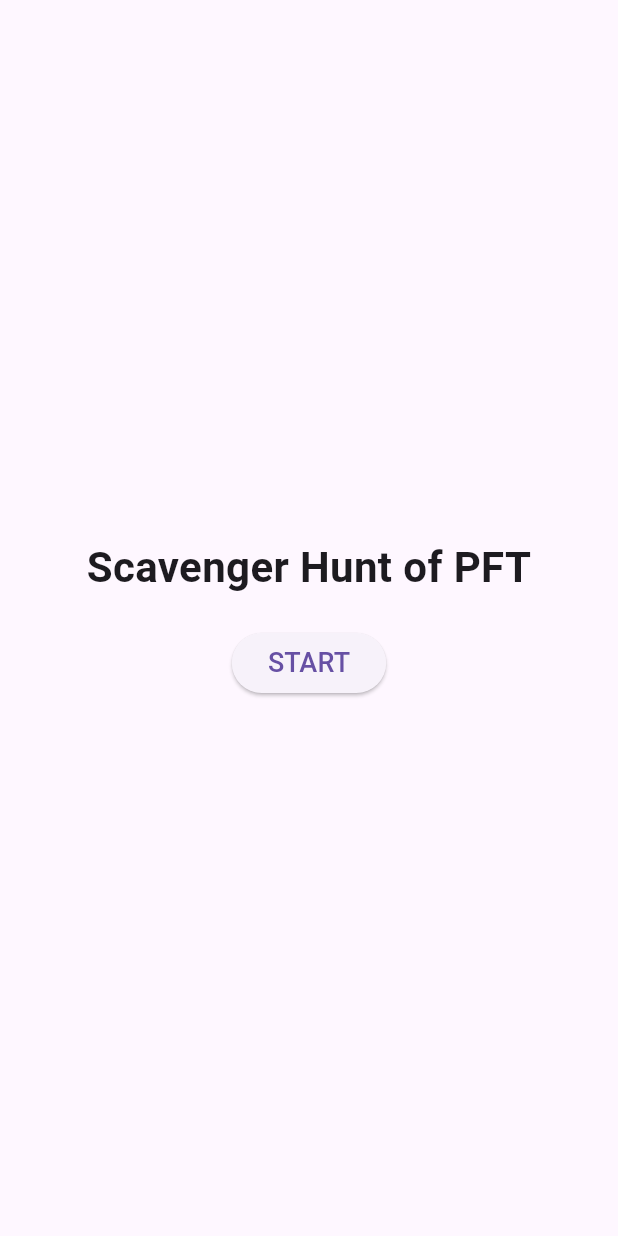
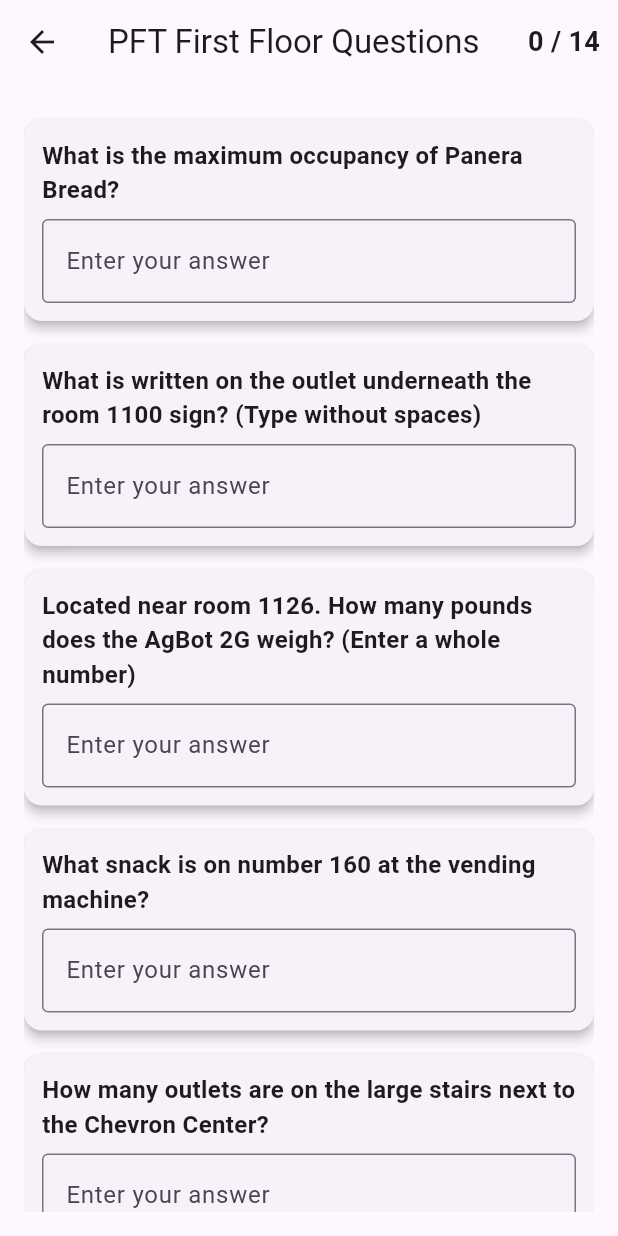
Before and after one commit to Starlumine/flutter_application_6, a Flutter app: the screen it shows after launch, after a tap on "START", on a phone screen of 412 x 824 dp. Run offline on Flutter 3.47's test engine with Material 3 defaults, Android fonts, the phone set to English and light mode, and no system bars.

Commit message:
Added first floor scavenger hunt questions
Created a new page that flows from the beginning page. Added 6 answerable questions. Added a counter for correct answers.

```diff
--- a/flutter_application_6/lib/main.dart
+++ b/flutter_application_6/lib/main.dart
@@ -11,12 +11,14 @@ class MyApp extends StatelessWidget {
   Widget build(BuildContext context) {
     return MaterialApp(
       debugShowCheckedModeBanner: false,
-      home: TitlePage(),
+      home: const TitlePage(),
     );
   }
 }
 
 class TitlePage extends StatelessWidget {
+  const TitlePage({super.key});
+
   @override
   Widget build(BuildContext context) {
     return Scaffold(
@@ -24,7 +26,7 @@ class TitlePage extends StatelessWidget {
         child: Column(
           mainAxisAlignment: MainAxisAlignment.center,
           children: [
-            Text(
+            const Text(
               "Scavenger Hunt of PFT",
               style: TextStyle(
                 fontSize: 28,
@@ -35,9 +37,12 @@ class TitlePage extends StatelessWidget {
             const SizedBox(height: 20),
             ElevatedButton(
               onPressed: () {
-
+                Navigator.push(
+                  context,
+                  MaterialPageRoute(builder: (context) => const ScavengerHuntPage()),
+                );
               },
-              child: Text(
+              child: const Text(
                 "START",
                 style: TextStyle(fontSize: 18),
               ),
@@ -48,3 +53,105 @@ class TitlePage extends StatelessWidget {
     );
   }
 }
+
+class ScavengerHuntPage extends StatefulWidget {
+  const ScavengerHuntPage({super.key});
+
+  @override
+  _ScavengerHuntPageState createState() => _ScavengerHuntPageState();
+}
+
+class _ScavengerHuntPageState extends State<ScavengerHuntPage> {
+  int score = 0;
+  final int totalQuestions = 14;
+
+  // List of questions and correct answers
+  final List<Map<String, String>> questions = [
+    {"question": "What is the maximum occupancy of Panera Bread?", "answer": "88"},
+    {"question": "What is written on the outlet underneath the room 1100 sign? (Type without spaces)", "answer": "6P1B4"},
+    {"question": "Located near room 1126. How many pounds does the AgBot 2G weigh? (Enter a whole number)", "answer": "25"},
+    {"question": "What snack is on number 160 at the vending machine?", "answer": "Poptarts"},
+    {"question": "How many outlets are on the large stairs next to the Chevron Center?", "answer": "14"},
+    {"question": "On the purple banners right above the large stairs, what is the word that starts with the letter T on the banner?", "answer": "Teammate"},
+  ];
+
+  final Map<int, TextEditingController> controllers = {};
+  final Map<int, bool> correctAnswers = {};
+
+  @override
+  void initState() {
+    super.initState();
+    for (int i = 0; i < questions.length; i++) {
+      controllers[i] = TextEditingController();
+      correctAnswers[i] = false;
+    }
+  }
+
+  void checkAnswer(int index) {
+    String userAnswer = controllers[index]!.text.trim();
+    String correctAnswer = questions[index]["answer"]!.trim();
+
+    if (userAnswer.toLowerCase() == correctAnswer.toLowerCase() && !correctAnswers[index]!) {
+      setState(() {
+        correctAnswers[index] = true;
+        score++;
+      });
+    }
+  }
+
+  @override
+  Widget build(BuildContext context) {
+    return Scaffold(
+      appBar: AppBar(
+        title: const Text("PFT First Floor Questions"),
+        actions: [
+          Padding(
+            padding: const EdgeInsets.all(12.0),
+            child: Center(
+              child: Text(
+                "$score / $totalQuestions",
+                style: const TextStyle(fontSize: 18, fontWeight: FontWeight.bold),
+              ),
+            ),
+          ),
+        ],
+      ),
+      body: Padding(
+        padding: const EdgeInsets.all(16.0),
+        child: ListView.builder(
+          itemCount: questions.length,
+          itemBuilder: (context, index) {
+            return Card(
+              elevation: 3,
+              margin: const EdgeInsets.symmetric(vertical: 8),
+              child: Padding(
+                padding: const EdgeInsets.all(12.0),
+                child: Column(
+                  crossAxisAlignment: CrossAxisAlignment.start,
+                  children: [
+                    Text(
+                      questions[index]["question"]!,
+                      style: const TextStyle(fontSize: 16, fontWeight: FontWeight.bold),
+                    ),
+                    const SizedBox(height: 8),
+                    TextField(
+                      controller: controllers[index],
+                      onSubmitted: (_) => checkAnswer(index),
+                      decoration: InputDecoration(
+                        hintText: "Enter your answer",
+                        suffixIcon: correctAnswers[index] == true
+                            ? const Icon(Icons.check_circle, color: Colors.green)
+                            : null,
+                        border: const OutlineInputBorder(),
+                      ),
+                    ),
+                  ],
+                ),
+              ),
+            );
+          },
+        ),
+      ),
+    );
+  }
+}
```
